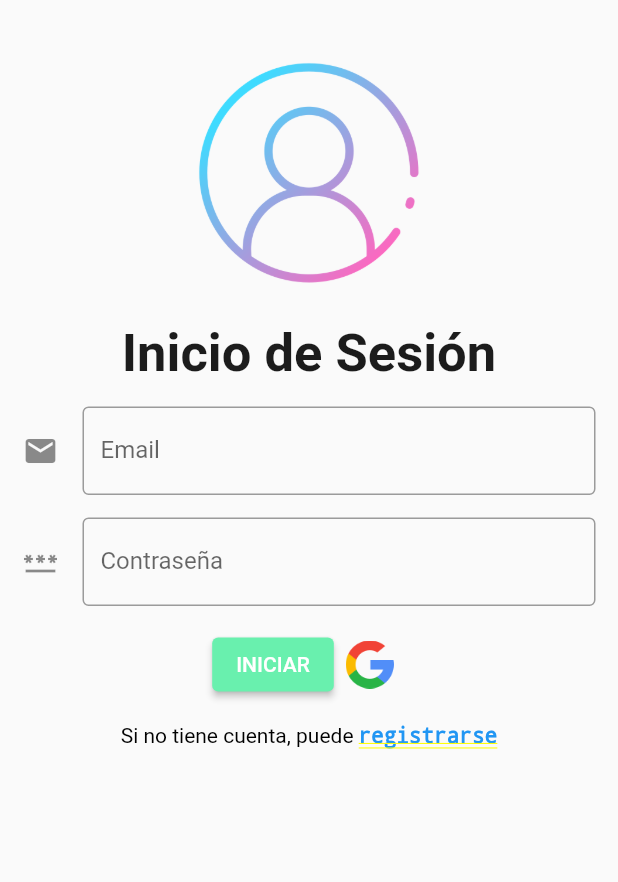
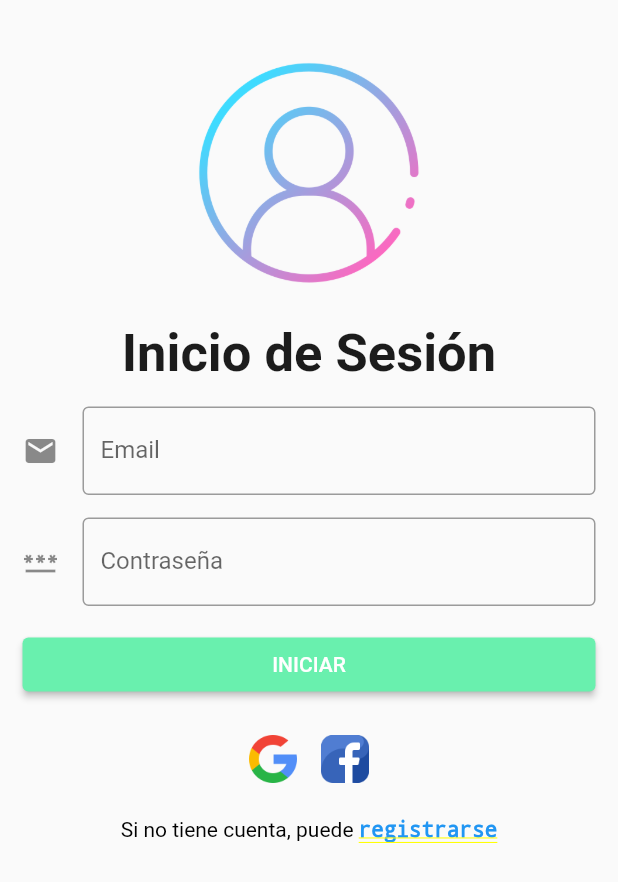
Before and after one commit to Arnold-DMA/Adoption_PE, a Flutter app: the screen it shows after launch, on a phone screen of 412 x 824 dp. Shown: the top 882 px of the screen. Run offline on Flutter 3.47's test engine with Material 2 defaults, Android fonts, the light colour scheme and no system bars; our stand-ins replace cloud_firestore, firebase_auth, firebase_core, image_picker, shared_preferences; accounts and stored records are empty; network calls fail.

Commit message:
facebook icon en login

```diff
--- a/lib/pages/Login.dart
+++ b/lib/pages/Login.dart
@@ -104,10 +104,6 @@ class LoginState extends State<Login> {
                 ),
               ),
               Container(height: 15),
-              Row(
-                mainAxisAlignment: MainAxisAlignment.center,
-                crossAxisAlignment: CrossAxisAlignment.center,
-                children: <Widget>[
               ElevatedButton(
                 onPressed: () async {
                   if (_loginKey.currentState!.validate()) {
@@ -134,12 +130,23 @@ class LoginState extends State<Login> {
                 ),
                 child: const Text('INICIAR'),
               ),
+              Container(height: 15),
+              Row(
+                mainAxisAlignment: MainAxisAlignment.center,
+                crossAxisAlignment: CrossAxisAlignment.center,
+                children: <Widget>[
                   IconButton(
                     onPressed: (){
 
                     },
                     icon: Image.asset('assets/img/google_icon_64.png')
-                  )
+                  ),
+                  IconButton(
+                    onPressed: (){
+
+                    },
+                    icon: Image.asset('assets/img/facebook_icon_64.png')
+                  ),
                 ],
               ),
               Container(height: 15),
--- a/pubspec.yaml
+++ b/pubspec.yaml
@@ -31,10 +31,6 @@ environment:
 dependencies:
   flutter:
     sdk: flutter
-
-
-  # The following adds the Cupertino Icons font to your application.
-  # Use with the CupertinoIcons class for iOS style icons.
   cupertino_icons: ^1.0.2
   firebase_core: ^2.3.0
   firebase_auth: ^4.1.3
```
Also changed, not shown: lib/pages/SignUp.dart (+11 -4 lines), assets/img/facebook_icon_64.png (added). Lines whose indentation alone changed are shown as unchanged.
